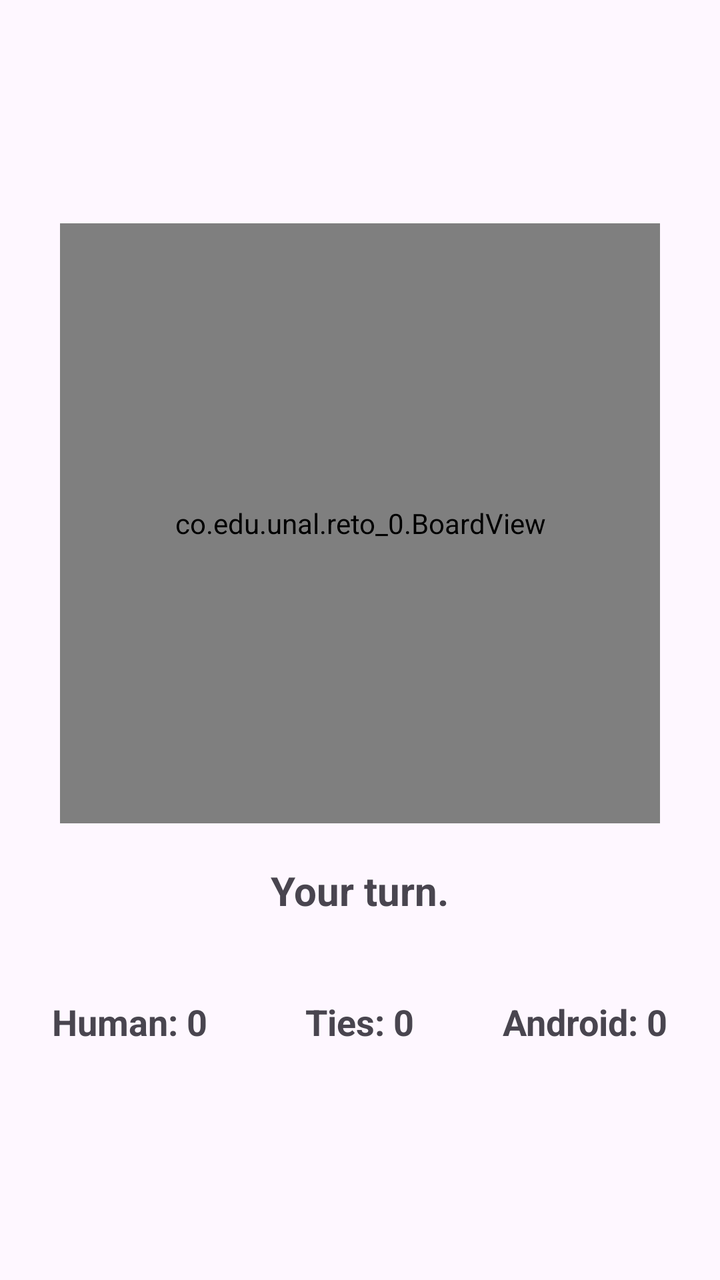
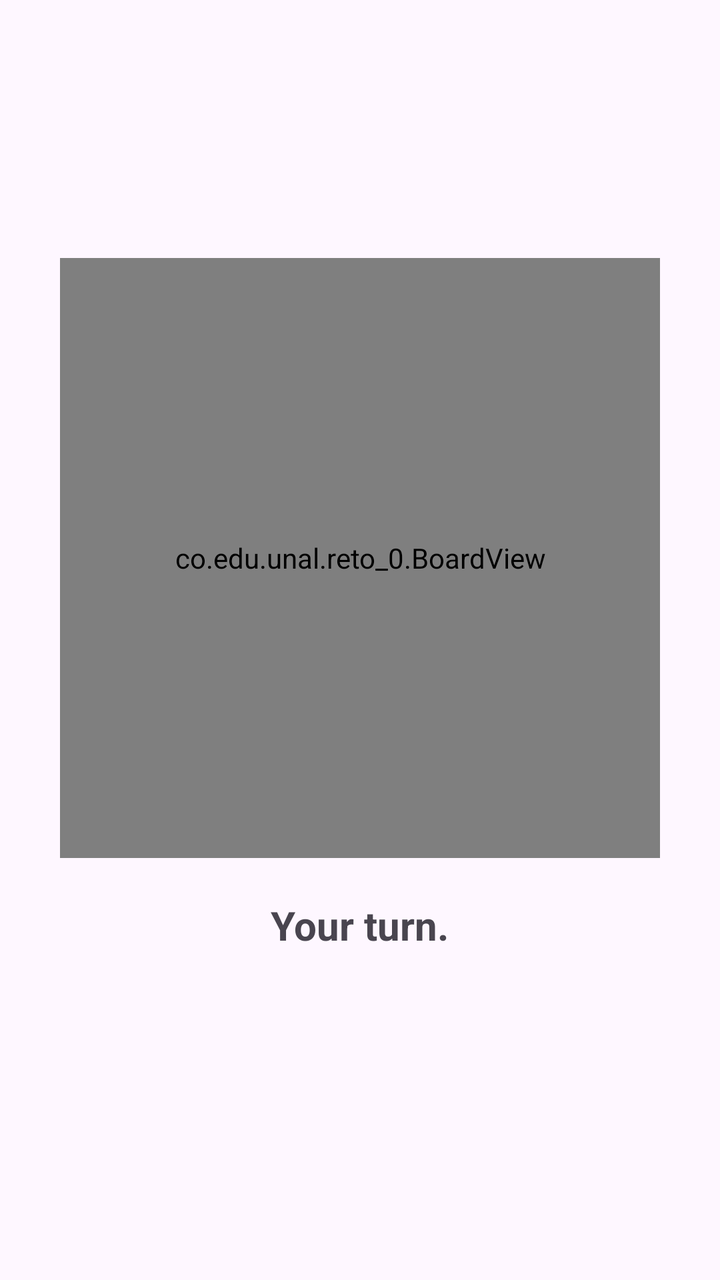

Two renders of the same Android screen: before a commit and after it. Below are the layout's source before the change and the commit's diff.
<!-- AndroidManifest.xml: application theme Theme.Reto_0 -->
<!-- res/layout/activity_main.xml -->
<?xml version="1.0" encoding="utf-8"?>
<LinearLayout xmlns:android="http://schemas.android.com/apk/res/android"
    android:layout_width="match_parent"
    android:layout_height="match_parent"
    android:orientation="vertical"
    android:gravity="center"
    android:padding="16dp">

    
    <co.edu.unal.reto_0.BoardView
        android:id="@+id/board"
        android:layout_width="300dp"
        android:layout_height="300dp"
        android:layout_marginTop="5dp"/>

    
    <TextView
        android:id="@+id/information"
        android:layout_width="wrap_content"
        android:layout_height="wrap_content"
        android:layout_marginTop="20dp"
        android:text="Your turn."
        android:textSize="20sp"
        android:textStyle="bold" />

    
    <RelativeLayout
        android:layout_width="match_parent"
        android:layout_height="wrap_content"
        android:layout_marginTop="30dp"
        android:padding="10dp">

        <TextView
            android:id="@+id/human_score"
            android:layout_width="wrap_content"
            android:layout_height="wrap_content"
            android:layout_alignParentLeft="true"
            android:text="Human: 0"
            android:textSize="18sp"
            android:textStyle="bold"/>

        <TextView
            android:id="@+id/tie_score"
            android:layout_width="wrap_content"
            android:layout_height="wrap_content"
            android:layout_centerHorizontal="true"
            android:text="Ties: 0"
            android:textSize="18sp"
            android:textStyle="bold"/>

        <TextView
            android:id="@+id/android_score"
            android:layout_width="wrap_content"
            android:layout_height="wrap_content"
            android:layout_alignParentRight="true"
            android:text="Android: 0"
            android:textSize="18sp"
            android:textStyle="bold"/>

    </RelativeLayout>

</LinearLayout>
<!-- resources referenced by this layout -->
<resources>
  <style name="Theme.Reto_0" parent="Base.Theme.Reto_0" />
  <style name="Base.Theme.Reto_0" parent="Theme.Material3.DayNight">
          
          
      </style>
</resources>

<!-- the commit's change to res/layout/activity_main.xml (unified diff, before → after) -->
@@ -37,7 +37,8 @@
             android:layout_alignParentLeft="true"
             android:text="Human: 0"
             android:textSize="18sp"
-            android:textStyle="bold"/>
+            android:textStyle="bold"
+            android:visibility="gone"/>
 
         <TextView
             android:id="@+id/tie_score"
@@ -46,7 +47,8 @@
             android:layout_centerHorizontal="true"
             android:text="Ties: 0"
             android:textSize="18sp"
-            android:textStyle="bold"/>
+            android:textStyle="bold"
+            android:visibility="gone"/>
 
         <TextView
             android:id="@+id/android_score"
@@ -55,7 +57,8 @@
             android:layout_alignParentRight="true"
             android:text="Android: 0"
             android:textSize="18sp"
-            android:textStyle="bold"/>
+            android:textStyle="bold"
+            android:visibility="gone"/>
 
     </RelativeLayout>
 
